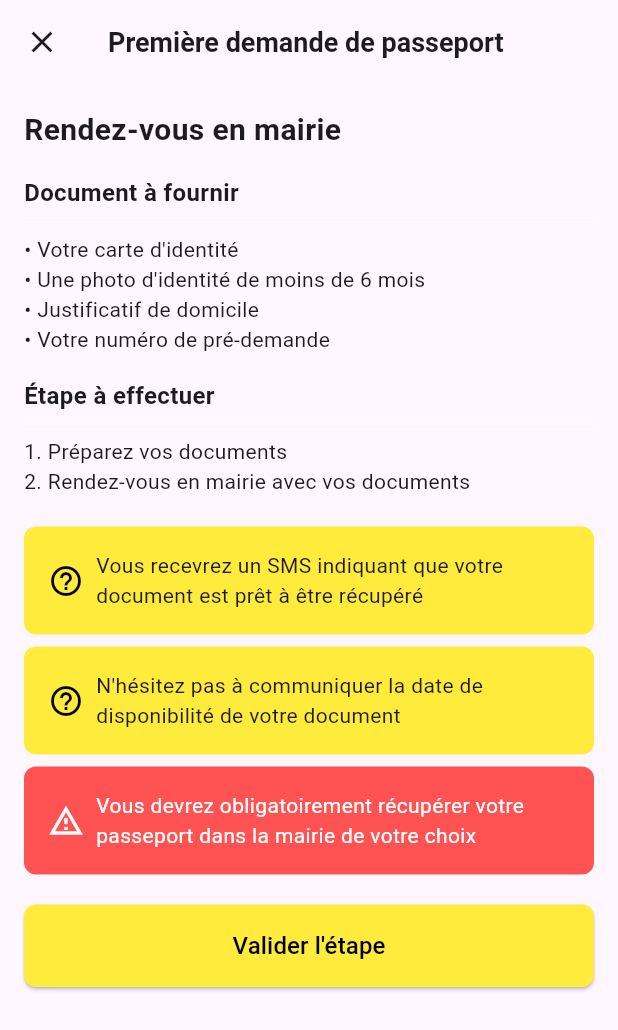
After one commit to Evan-Lab/DocRoadMap-Archive, a Flutter app: the PassportThirdStepPage screen opened directly, on a phone screen of 412 x 824 dp. The commit adds this screen. Shown: the top 1030 px of the screen. Run offline on Flutter 3.47's test engine with Material 3 defaults, Android fonts, the phone set to English and light mode, and no system bars; our stand-ins replace go_router; accounts and stored records are empty.

Commit message:
feat(Passport step & Baptiste): Add third step for passport and update the second step for Baptiste because he doesn't like the name

```diff
--- a/docroadmap/lib/src/component/card/etape_2.dart
+++ b/docroadmap/lib/src/component/passport_steps/passport_second_step.dart
@@ -1,7 +1,9 @@
 import 'package:flutter/material.dart';
 
-class EtapeDeuxPage extends StatelessWidget {
-  const EtapeDeuxPage({super.key});
+import 'passport_thrid_step.dart'; // Importez le composant de la troisième étape
+
+class PassportSecondStep extends StatelessWidget {
+  const PassportSecondStep({super.key});
 
   @override
   Widget build(BuildContext context) {
@@ -116,7 +118,14 @@ class EtapeDeuxPage extends StatelessWidget {
             ),
             const SizedBox(height: 16),
             ElevatedButton(
-              onPressed: () {},
+              onPressed: () {
+                Navigator.push(
+                  context,
+                  MaterialPageRoute(
+                    builder: (context) => const PassportThirdStepPage(),
+                  ),
+                );
+              },
               style: ElevatedButton.styleFrom(
                 foregroundColor: Colors.black,
                 backgroundColor: Colors.yellow,
--- /dev/null
+++ b/docroadmap/lib/src/component/passport_steps/passport_thrid_step.dart
@@ -0,0 +1,149 @@
+import 'package:flutter/material.dart';
+
+class PassportThirdStepPage extends StatelessWidget {
+  const PassportThirdStepPage({super.key});
+
+  @override
+  Widget build(BuildContext context) {
+    return Scaffold(
+      appBar: AppBar(
+        title: const Text(
+          'Première demande de passeport',
+          style: TextStyle(
+            fontSize: 18,
+            fontWeight: FontWeight.w600,
+          ),
+        ),
+        leading: IconButton(
+          icon: const Icon(Icons.close),
+          onPressed: () {
+            Navigator.pop(context);
+          },
+        ),
+      ),
+      body: Padding(
+        padding: const EdgeInsets.all(16.0),
+        child: ListView(
+          children: [
+            const Text(
+              'Rendez-vous en mairie',
+              style: TextStyle(
+                fontSize: 20,
+                fontWeight: FontWeight.bold,
+              ),
+            ),
+            const SizedBox(height: 16),
+            const Text(
+              'Document à fournir',
+              style: TextStyle(
+                fontSize: 16,
+                fontWeight: FontWeight.bold,
+              ),
+            ),
+            const Divider(color: Colors.white70),
+            const Text(
+              '• Votre carte d\'identité\n'
+              '• Une photo d\'identité de moins de 6 mois\n'
+              '• Justificatif de domicile\n'
+              '• Votre numéro de pré-demande',
+              style: TextStyle(fontSize: 14),
+            ),
+            const SizedBox(height: 16),
+            const Text(
+              'Étape à effectuer',
+              style: TextStyle(
+                fontSize: 16,
+                fontWeight: FontWeight.bold,
+              ),
+            ),
+            const Divider(color: Colors.white70),
+            const Text(
+              '1. Préparez vos documents\n'
+              '2. Rendez-vous en mairie avec vos documents',
+              style: TextStyle(fontSize: 14),
+            ),
+            const SizedBox(height: 16),
+            Container(
+              padding: const EdgeInsets.all(16),
+              margin: const EdgeInsets.symmetric(vertical: 4),
+              decoration: BoxDecoration(
+                color: Colors.yellow,
+                borderRadius: BorderRadius.circular(8),
+              ),
+              child: const Row(
+                children: [
+                  Icon(Icons.help_outline, color: Colors.black),
+                  SizedBox(width: 8),
+                  Expanded(
+                    child: Text(
+                      'Vous recevrez un SMS indiquant que votre document est prêt à être récupéré',
+                      style: TextStyle(fontSize: 14),
+                    ),
+                  ),
+                ],
+              ),
+            ),
+            Container(
+              padding: const EdgeInsets.all(16),
+              margin: const EdgeInsets.symmetric(vertical: 4),
+              decoration: BoxDecoration(
+                color: Colors.yellow,
+                borderRadius: BorderRadius.circular(8),
+              ),
+              child: const Row(
+                children: [
+                  Icon(Icons.help_outline, color: Colors.black),
+                  SizedBox(width: 8),
+                  Expanded(
+                    child: Text(
+                      'N\'hésitez pas à communiquer la date de disponibilité de votre document',
+                      style: TextStyle(fontSize: 14),
+                    ),
+                  ),
+                ],
+              ),
+            ),
+            Container(
+              padding: const EdgeInsets.all(16),
+              margin: const EdgeInsets.symmetric(vertical: 4),
+              decoration: BoxDecoration(
+                color: Colors.redAccent,
+                borderRadius: BorderRadius.circular(8),
+              ),
+              child: const Row(
+                children: [
+                  Icon(Icons.warning_amber_outlined, color: Colors.white),
+                  SizedBox(width: 8),
+                  Expanded(
+                    child: Text(
+                      'Vous devrez obligatoirement récupérer votre passeport dans la mairie de votre choix',
+                      style: TextStyle(fontSize: 14, color: Colors.white),
+                    ),
+                  ),
+                ],
+              ),
+            ),
+            const SizedBox(height: 16),
+            ElevatedButton(
+              onPressed: () {
+                // Action à effectuer lors de la validation de l'étape
+              },
+              style: ElevatedButton.styleFrom(
+                foregroundColor: Colors.black,
+                backgroundColor: Colors.yellow,
+                shape: RoundedRectangleBorder(
+                  borderRadius: BorderRadius.circular(8),
+                ),
+                padding: const EdgeInsets.symmetric(vertical: 16),
+              ),
+              child: const Text(
+                'Valider l\'étape',
+                style: TextStyle(fontSize: 16),
+              ),
+            ),
+          ],
+        ),
+      ),
+    );
+  }
+}
--- a/docroadmap/lib/src/page/home/home_page.dart
+++ b/docroadmap/lib/src/page/home/home_page.dart
@@ -1,4 +1,4 @@
-import 'package:app/src/component/card/etape_2.dart';
+import 'package:app/src/component/passport_steps/passport_second_step.dart';
 import 'package:app/src/component/reusable/search_bar.dart';
 import 'package:app/src/component/slider/slidder_hz_cardA.dart';
 import 'package:app/src/page/account/login_page.dart';
@@ -117,7 +117,7 @@ class PageHome extends StatelessWidget {
                 Navigator.push(
                   context,
                   MaterialPageRoute(
-                      builder: (context) => const EtapeDeuxPage()),
+                      builder: (context) => const PassportSecondStep()),
                 );
               },
               child: const Text('Continue'),
```
